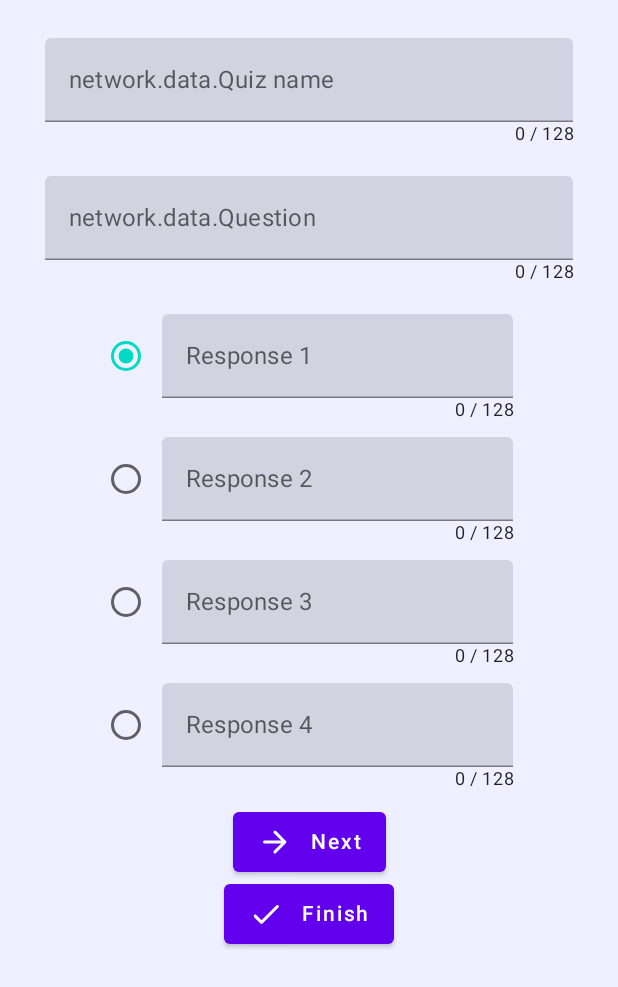
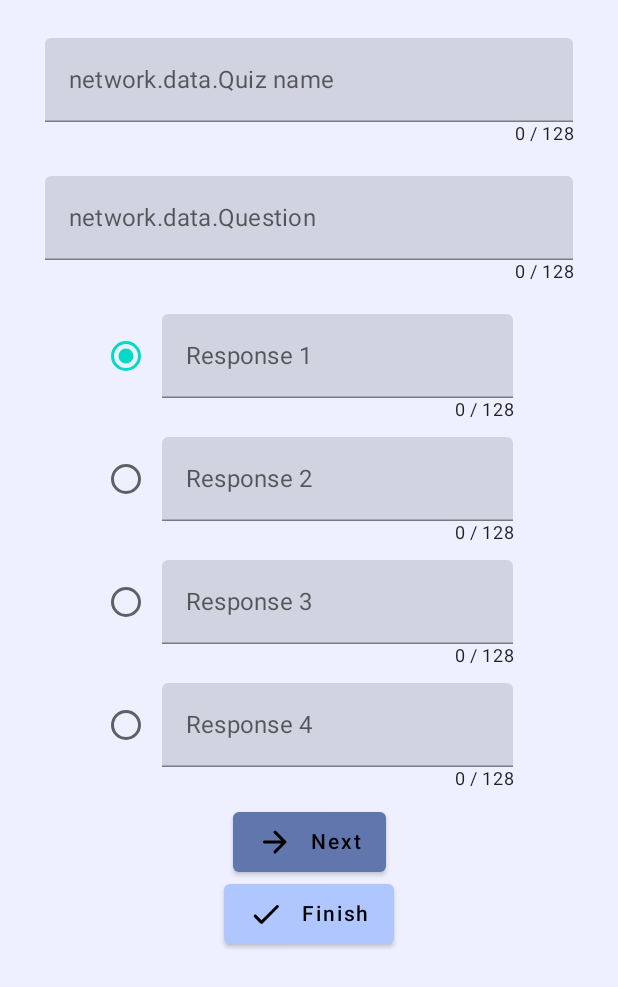
Before and after one commit to NathanBogaert/kmm_quizz, an Android app built with Jetpack Compose: the composable CreateScreen shown on its own in the app's theme, on a phone screen of 412 x 824 dp. Shown: the top 987 px of the screen. Run offline under Robolectric (Android 15) with nearby library versions, the phone set to English and light mode, and no system bars; libraries missing offline, so code that uses them is left out: moe.tlaster.precompose; network calls fail; 3 statements that could not run were skipped.

Commit message:
Encore + de màj du thème + bugfix

```diff
--- a/shared/src/commonMain/kotlin/CreateScreen.kt
+++ b/shared/src/commonMain/kotlin/CreateScreen.kt
@@ -8,6 +8,7 @@ import androidx.compose.foundation.layout.padding
 import androidx.compose.foundation.rememberScrollState
 import androidx.compose.foundation.verticalScroll
 import androidx.compose.material.Button
+import androidx.compose.material.ButtonDefaults
 import androidx.compose.material.Icon
 import androidx.compose.material.MaterialTheme
 import androidx.compose.material.RadioButton
@@ -156,7 +157,9 @@ fun CreateScreen(navigator: Navigator) {
                     style = MaterialTheme.typography.caption,
                     modifier = Modifier.padding(bottom = 10.dp, end = 40.dp).fillMaxWidth()
                 )
-                Button(onClick = {
+                Button(
+                    colors = ButtonDefaults.buttonColors(backgroundColor = getPrimaryDarkColor()),
+                    onClick = {
                     if (answerStr4 != "" && answerStr3 == "") {
                         println("Vous ne pouvez pas mettre de réponse 4 sans réponse 3")
                     } else if ((correctAnswer == 3) && (answerStr3 == "")) {
@@ -200,7 +203,9 @@ fun CreateScreen(navigator: Navigator) {
                         text = "Next"
                     )
                 }
-                Button(onClick = {
+                Button(
+                    colors = ButtonDefaults.buttonColors(backgroundColor = getPrimaryColor()),
+                    onClick = {
                     if (answerStr4 != "" && answerStr3 == "") {
                         println("Vous ne pouvez pas mettre de réponse 4 sans réponse 3")
                     } else if ((correctAnswer == 3) && (answerStr3 == "")) {
```
